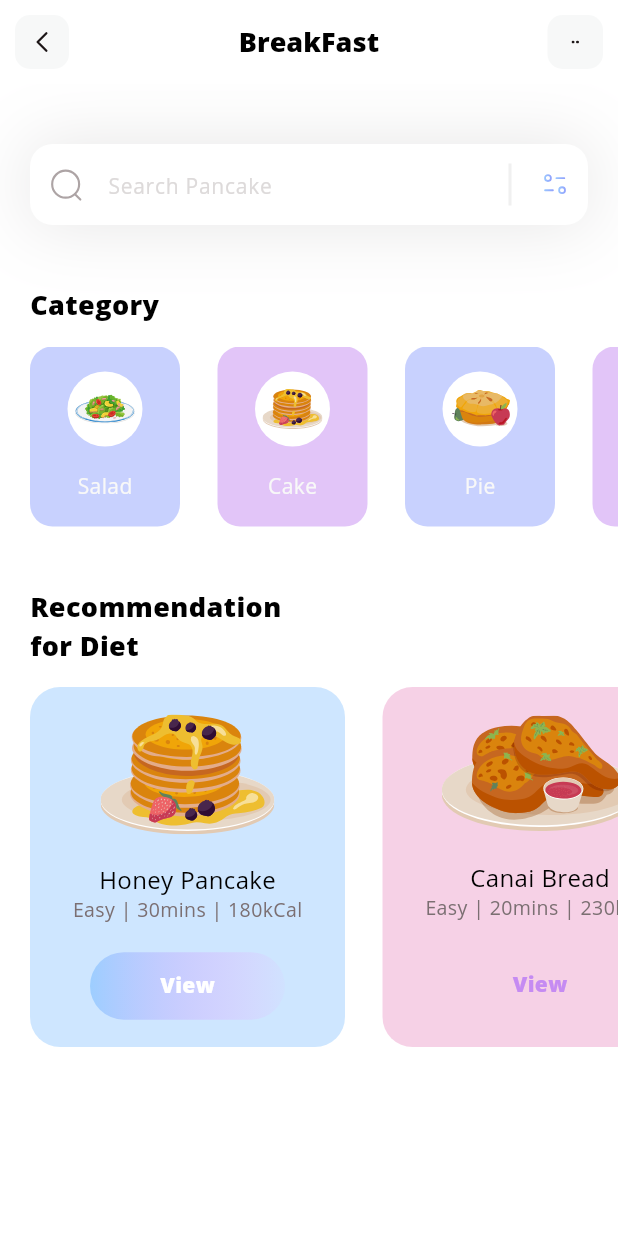
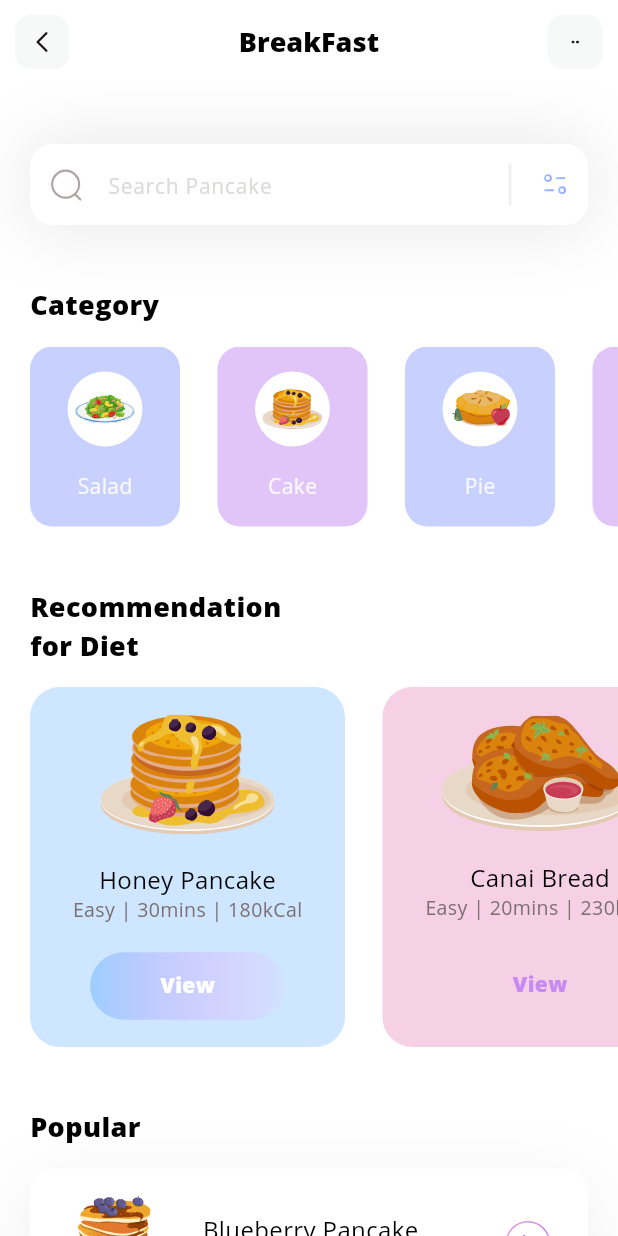
Before and after one commit to JADDOU3/SFP, a Flutter app: the screen it shows after launch, on a phone screen of 412 x 824 dp. Run offline on Flutter 3.47's test engine with Material 3 defaults, Android fonts, the phone set to English and light mode, and no system bars; our stand-ins replace flutter_svg.

Commit message:
Popular Diets implementation

```diff
--- /dev/null
+++ b/lib/models/PopularDietsModel.dart
@@ -0,0 +1,45 @@
+class PopularDietsModel {
+  String name;
+  String iconPath;
+  String level;
+  String duration;
+  String calorie;
+  bool boxIsSelected;
+
+  PopularDietsModel({
+    required this.name,
+    required this.iconPath,
+    required this.level,
+    required this.duration,
+    required this.calorie,
+    required this.boxIsSelected
+  });
+
+  static List < PopularDietsModel > getPopularDiets() {
+    List < PopularDietsModel > popularDiets = [];
+
+    popularDiets.add(
+        PopularDietsModel(
+          name: 'Blueberry Pancake',
+          iconPath: 'assets/icons/blueberry-pancake.svg',
+          level: 'Medium',
+          duration: '30mins',
+          calorie: '230kCal',
+          boxIsSelected: true,
+        )
+    );
+
+    popularDiets.add(
+        PopularDietsModel(
+          name: 'Salmon Nigiri',
+          iconPath: 'assets/icons/salmon-nigiri.svg',
+          level: 'Easy',
+          duration: '20mins',
+          calorie: '120kCal',
+          boxIsSelected: false,
+        )
+    );
+
+    return popularDiets;
+  }
+}
--- a/lib/pages/home/HomePage.dart
+++ b/lib/pages/home/HomePage.dart
@@ -5,15 +5,18 @@ import 'package:flutter/rendering.dart';
 import 'package:flutter_svg/flutter_svg.dart';
 import 'package:flutter_test_project/models/CategoryModel.dart';
 import 'package:flutter_test_project/models/DietModel.dart';
+import 'package:flutter_test_project/models/PopularDietsModel.dart';
 
 class HomePage extends StatelessWidget {
   HomePage({super.key});
   List<CategoryModel> categories = [];
   List<DietModel> diets = [];
+  List<PopularDietsModel> popular = [];
 
   void getInetialInfo(){
     categories = CategoryModel.getCategory();
     diets = DietModel.getDiets();
+    popular = PopularDietsModel.getPopularDiets();
   }
 
   @override
@@ -29,6 +32,8 @@ class HomePage extends StatelessWidget {
           categorySection(),
           SizedBox(height: 40,),
           dietSection(),
+          SizedBox(height: 40,),
+          popularDietSection(),
         ],
       ),
     );
@@ -301,4 +306,91 @@ class HomePage extends StatelessWidget {
       ],
     );
   }
+
+  Column popularDietSection(){
+    return   Column(
+      crossAxisAlignment: CrossAxisAlignment.start,
+      children: [
+        const Padding(
+          padding: EdgeInsets.only(left: 20),
+          child: Text(
+            'Popular',
+            style: TextStyle(
+                color: Colors.black,
+                fontSize: 18,
+                fontWeight: FontWeight.w600
+            ),
+          ),
+        ),
+        const SizedBox(height: 15,),
+        ListView.separated(
+          itemCount: popular.length,
+          shrinkWrap: true,
+          separatorBuilder: (context, index) => const SizedBox(height: 25,),
+          padding: const EdgeInsets.only(
+              left: 20,
+              right: 20
+          ),
+          itemBuilder: (context, index) {
+            return Container(
+              height: 100,
+              child: Row(
+                mainAxisAlignment: MainAxisAlignment.spaceEvenly,
+                children: [
+                  SvgPicture.asset(
+                    popular[index].iconPath,
+                    width: 65,
+                    height: 65,
+                  ),
+                  Column(
+                    mainAxisAlignment: MainAxisAlignment.center,
+                    crossAxisAlignment: CrossAxisAlignment.start,
+                    children: [
+                      Text(
+                        popular[index].name,
+                        style: const TextStyle(
+                            fontWeight: FontWeight.w500,
+                            color: Colors.black,
+                            fontSize: 16
+                        ),
+                      ),
+                      Text(
+                        popular[index].level + ' | ' + popular[index].duration + ' | ' + popular[index].calorie,
+                        style: const TextStyle(
+                            color: Color(0xff7B6F72),
+                            fontSize: 13,
+                            fontWeight: FontWeight.w400
+                        ),
+                      ),
+                    ],
+                  ),
+                  GestureDetector(
+                    onTap: (){},
+                    child: SvgPicture.asset(
+                      'assets/icons/button.svg',
+                      width: 30,
+                      height: 30,
+                    ),
+                  )
+                ],
+              ),
+              decoration: BoxDecoration(
+                  color: popular[index].boxIsSelected ?
+                  Colors.white : Colors.transparent,
+                  borderRadius: BorderRadius.circular(16),
+                  boxShadow: popular[index].boxIsSelected ? [
+                    BoxShadow(
+                        color: const Color(0xff1D1617).withOpacity(0.07),
+                        offset: const Offset(0, 10),
+                        blurRadius: 40,
+                        spreadRadius: 0
+                    )
+                  ] : []
+              ),
+            );
+          },
+        )
+      ],
+    );
+  }
 }
```
